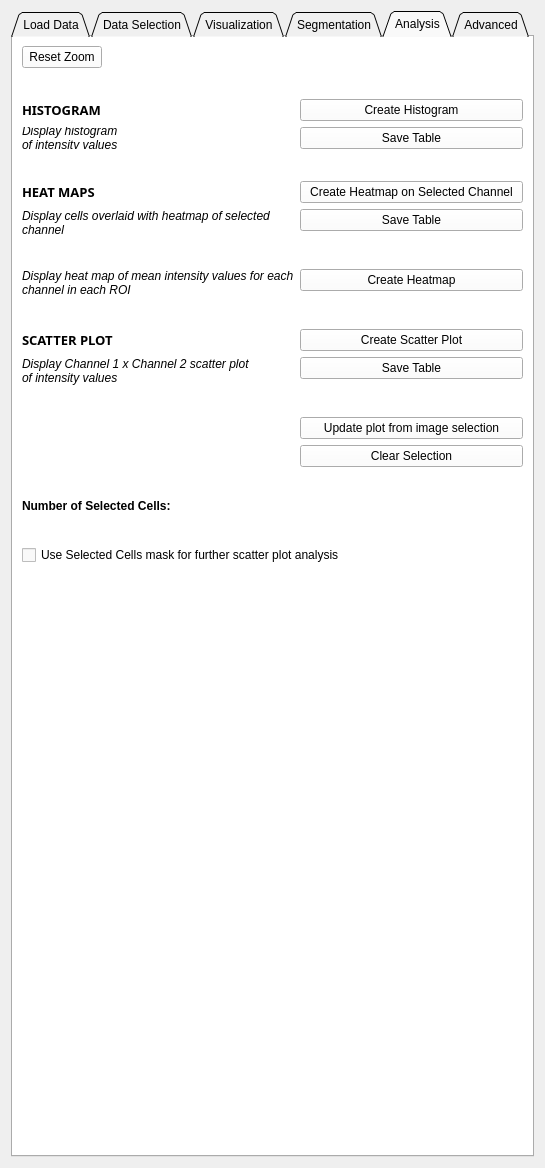
This is HypModuleCode/Resources/UI/HypModuleCode.ui in SlicerMicro/Slicer-TITAN as Qt 5 draws it before an edit. The edited form follows.
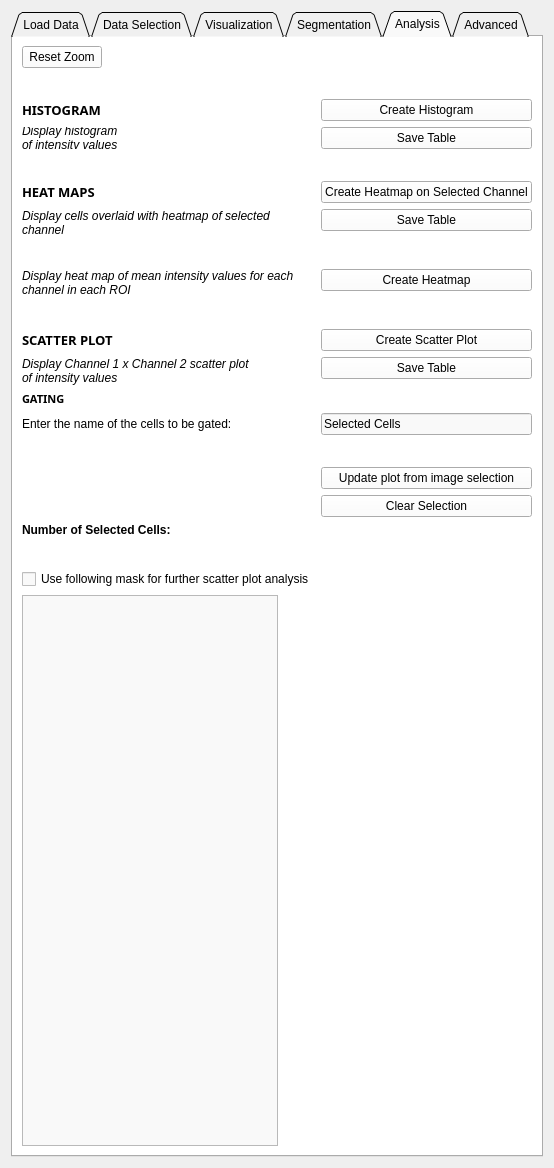
This is the edited form. The open tabs and pages were chosen to show the change. Custom widgets are drawn as their Qt base class.

Commit message: ENH: Updated scatter plot gating so that masks and plots are saved and can be used further

The edit to the form file:
```diff
--- a/HypModuleCode/Resources/UI/HypModuleCode.ui
+++ b/HypModuleCode/Resources/UI/HypModuleCode.ui
@@ -1701,6 +1701,35 @@
         </widget>
        </item>
        <item row="17" column="0">
+        <widget class="QLabel" name="label_48">
+         <property name="font">
+          <font>
+           <family>Montserrat</family>
+           <pointsize>8</pointsize>
+           <weight>75</weight>
+           <bold>true</bold>
+          </font>
+         </property>
+         <property name="text">
+          <string>GATING</string>
+         </property>
+        </widget>
+       </item>
+       <item row="18" column="0">
+        <widget class="QLabel" name="label_47">
+         <property name="text">
+          <string>Enter the name of the cells to be gated:</string>
+         </property>
+        </widget>
+       </item>
+       <item row="18" column="1">
+        <widget class="QLineEdit" name="selectedCellsName">
+         <property name="text">
+          <string>Selected Cells</string>
+         </property>
+        </widget>
+       </item>
+       <item row="19" column="1">
         <spacer name="horizontalSpacer_5">
          <property name="orientation">
           <enum>Qt::Horizontal</enum>
@@ -1713,7 +1742,21 @@
          </property>
         </spacer>
        </item>
-       <item row="18" column="0">
+       <item row="20" column="1">
+        <widget class="QPushButton" name="updPlotFromSel">
+         <property name="text">
+          <string>Update plot from image selection</string>
+         </property>
+        </widget>
+       </item>
+       <item row="21" column="1">
+        <widget class="QPushButton" name="clearSelection">
+         <property name="text">
+          <string>Clear Selection</string>
+         </property>
+        </widget>
+       </item>
+       <item row="22" column="0">
         <widget class="QLabel" name="label_25">
          <property name="font">
           <font>
@@ -1726,7 +1769,7 @@
          </property>
         </widget>
        </item>
-       <item row="18" column="1">
+       <item row="22" column="1">
         <widget class="QLabel" name="selectedCellsCount">
          <property name="font">
           <font>
@@ -1739,7 +1782,7 @@
          </property>
         </widget>
        </item>
-       <item row="19" column="0">
+       <item row="24" column="0">
         <spacer name="horizontalSpacer_9">
          <property name="orientation">
           <enum>Qt::Horizontal</enum>
@@ -1752,37 +1795,13 @@
          </property>
         </spacer>
        </item>
-       <item row="20" column="0" colspan="2">
+       <item row="26" column="0">
+        <widget class="QListWidget" name="gatingMasks"/>
+       </item>
+       <item row="25" column="0">
         <widget class="QCheckBox" name="checkBoxSelectedCells">
          <property name="text">
-          <string>Use Selected Cells mask for further scatter plot analysis</string>
-         </property>
-        </widget>
-       </item>
-       <item row="15" column="1">
-        <widget class="QPushButton" name="updPlotFromSel">
-         <property name="text">
-          <string>Update plot from image selection</string>
-         </property>
-        </widget>
-       </item>
-       <item row="14" column="1">
-        <spacer name="horizontalSpacer_14">
-         <property name="orientation">
-          <enum>Qt::Horizontal</enum>
-         </property>
-         <property name="sizeHint" stdset="0">
-          <size>
-           <width>40</width>
-           <height>20</height>
-          </size>
-         </property>
-        </spacer>
-       </item>
-       <item row="16" column="1">
-        <widget class="QPushButton" name="clearSelection">
-         <property name="text">
-          <string>Clear Selection</string>
+          <string>Use following mask for further scatter plot analysis</string>
          </property>
         </widget>
        </item>
```
Left out of the diff: 2 changed lines with no effect on the pictures. The commit also changes 1 other file.
